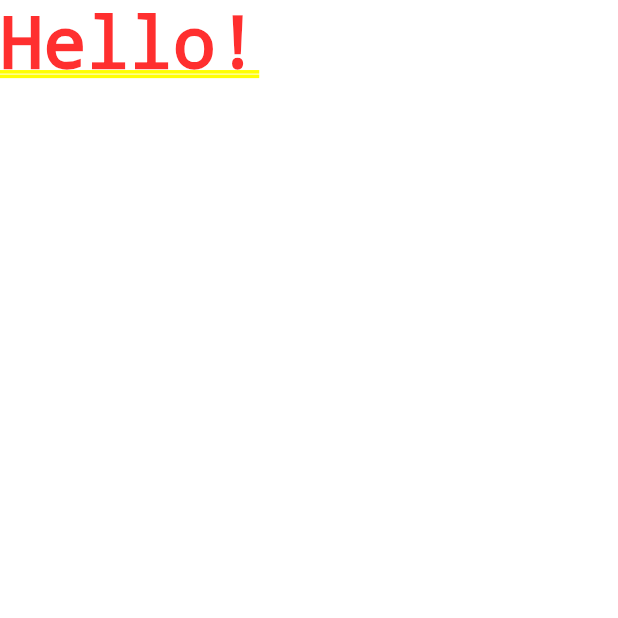
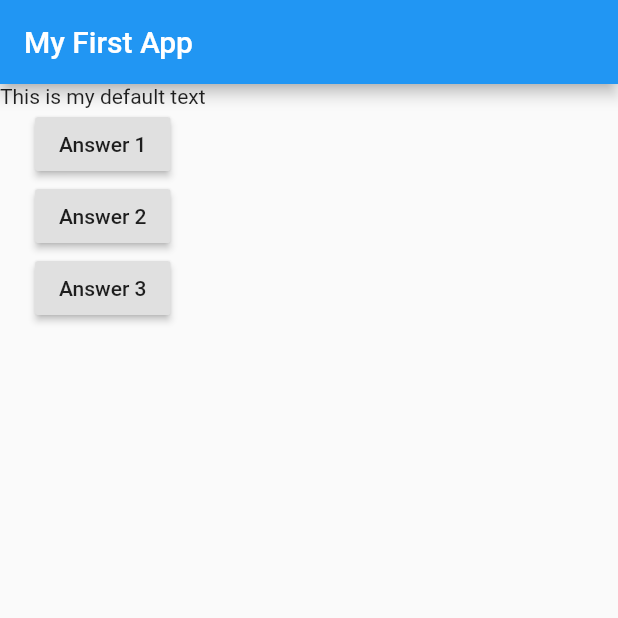
Before and after one commit to Filipelion/Flutter-Complete-Guide---Udemy, a Flutter app: the screen it shows after launch, on a phone screen of 412 x 824 dp, the top half of it. Run offline on Flutter 3.47's test engine with Material 2 defaults, Android fonts, the phone set to English and light mode, and no system bars.

Commit message:
chamando funções
chamando função de botão corretamente

```diff
--- a/lib/main.dart
+++ b/lib/main.dart
@@ -1,13 +1,34 @@
 import 'package:flutter/material.dart';
 
-void main() {
-  runApp(MyApp());
-}
+void main() => runApp(MyApp());
 
 class MyApp extends StatelessWidget {
+  void answerQuestion() {
+    print('Answer chosen!');
+  }
+
   Widget build(BuildContext context) {
     return MaterialApp(
-      home: Text('Hello!'),
+      home: Scaffold(
+        appBar: AppBar(
+          title: Text('My First App'),
+        ),
+        body: Column(children: [
+          Text('This is my default text'),
+          RaisedButton(
+            child: Text('Answer 1'),
+            onPressed: answerQuestion,
+          ),
+          RaisedButton(
+            child: Text('Answer 2'),
+            onPressed: answerQuestion,
+          ),
+          RaisedButton(
+            child: Text('Answer 3'),
+            onPressed: answerQuestion,
+          ),
+        ]),
+      ),
     );
   }
 }
```
